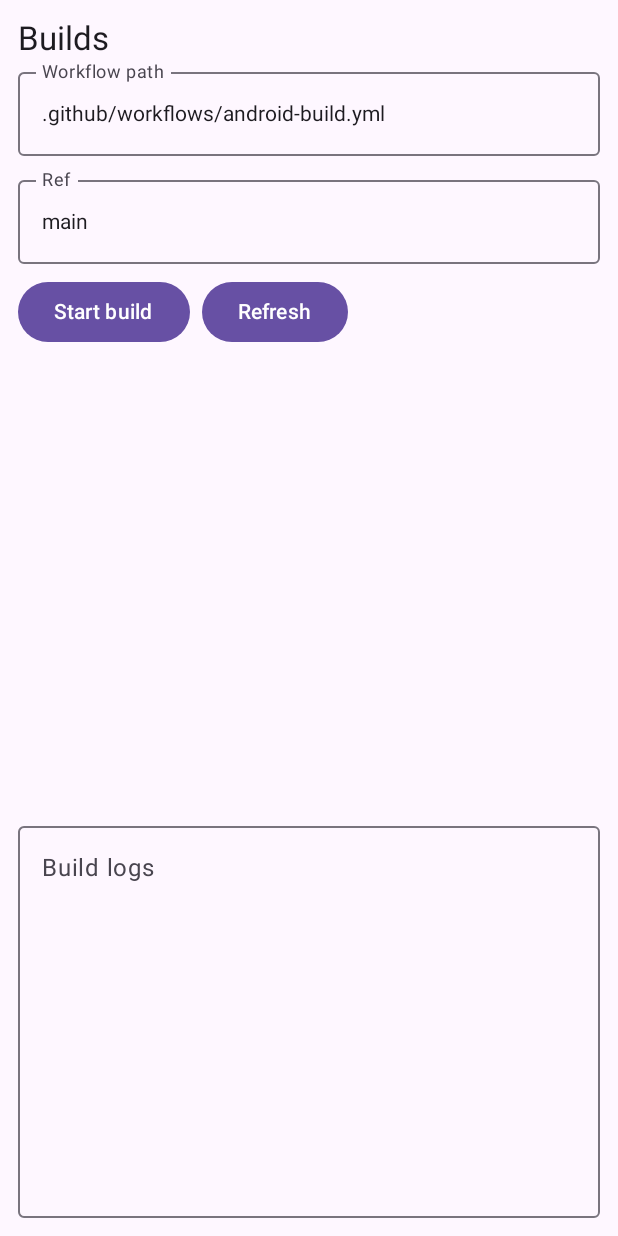
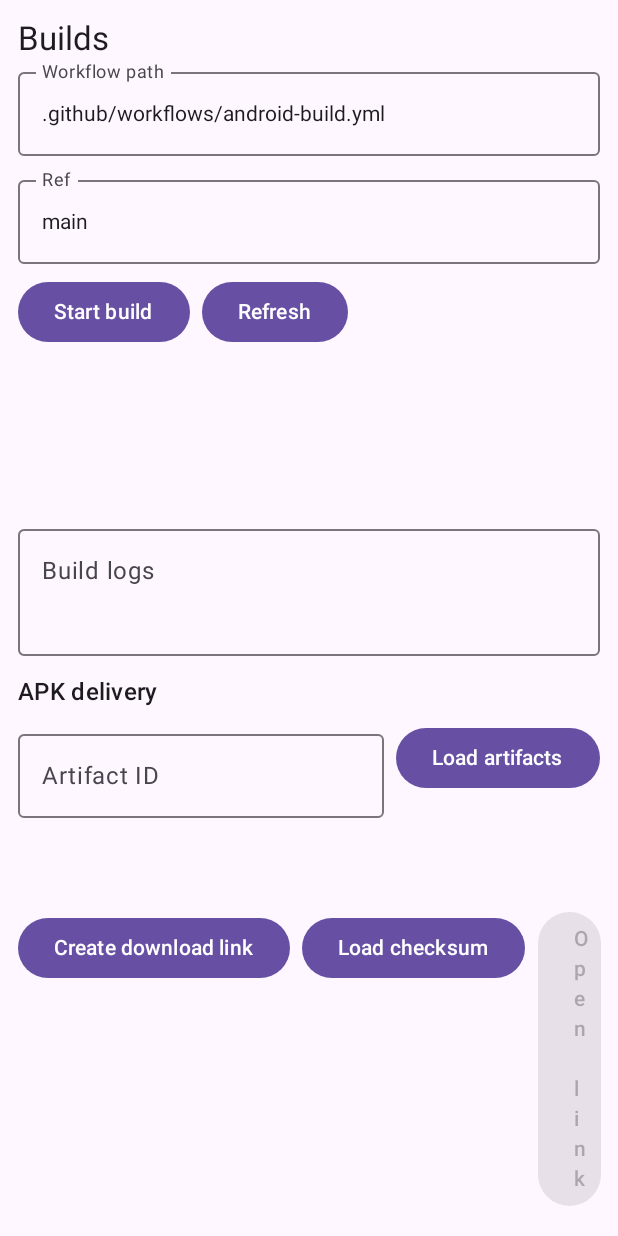
Before and after one commit to SikoroApps/Cloud-OpenCode-Builder, an Android app built with Jetpack Compose: the composable BuildsScreen shown on its own in the app's theme, on a phone screen of 412 x 824 dp. Run offline under Robolectric (Android 15) with nearby library versions, the phone set to English and light mode, and no system bars; pictures from the network do not load.

Commit message:
feat(android): connect APK delivery to Builds screen

```diff
--- a/android/app/src/main/java/com/sikorokoro44/cloudopencode/ui/CloudOpenCodeScreens.kt
+++ b/android/app/src/main/java/com/sikorokoro44/cloudopencode/ui/CloudOpenCodeScreens.kt
@@ -193,6 +193,32 @@ private fun BuildsScreen(viewModel: CloudOpenCodeViewModel, state: CloudUiState)
             }
         }
         OutlinedTextField(state.buildLogs, {}, label = { Text("Build logs") }, modifier = Modifier.fillMaxWidth().weight(0.4f), readOnly = true)
+        Text("APK delivery", style = MaterialTheme.typography.titleMedium, modifier = Modifier.padding(top = 12.dp))
+        Row(Modifier.fillMaxWidth().padding(vertical = 8.dp), horizontalArrangement = Arrangement.spacedBy(8.dp)) {
+            OutlinedTextField(state.apkArtifactIdInput, viewModel::updateApkArtifactId, label = { Text("Artifact ID") }, modifier = Modifier.weight(1f))
+            Button(onClick = { state.selectedBuildId?.let { viewModel.refreshBuildArtifacts(it) } }) { Text("Load artifacts") }
+        }
+        LazyColumn(Modifier.weight(0.2f)) {
+            items(state.buildArtifacts) { artifact ->
+                TextButton(onClick = { viewModel.selectArtifact(artifact.id) }) {
+                    Text("${artifact.id}: ${artifact.name} (${artifact.sizeInBytes} bytes)")
+                }
+            }
+        }
+        Row(Modifier.fillMaxWidth().padding(vertical = 8.dp), horizontalArrangement = Arrangement.spacedBy(8.dp)) {
+            Button(onClick = { viewModel.createApkDownloadLink() }, enabled = !state.apkDeliveryLoading) { Text("Create download link") }
+            Button(onClick = { viewModel.loadApkChecksum() }, enabled = !state.apkDeliveryLoading) { Text("Load checksum") }
+            Button(onClick = { viewModel.openApkDownload() }, enabled = state.apkDownloadUrl != null) { Text("Open link") }
+        }
+        state.apkDeliveryMessage?.let { Text(it, style = MaterialTheme.typography.bodySmall) }
+        state.apkDownloadUrl?.let { url -> Text("Download URL: $url", style = MaterialTheme.typography.bodySmall) }
+        state.apkDownloadExpiresAt?.let { expires -> Text("Link expires at: $expires", style = MaterialTheme.typography.bodySmall) }
+        state.apkChecksum?.let { checksum ->
+            Text("File: ${checksum.filename}", style = MaterialTheme.typography.bodySmall)
+            Text("Size: ${checksum.sizeInBytes} bytes", style = MaterialTheme.typography.bodySmall)
+            Text("SHA-256: ${checksum.sha256}", style = MaterialTheme.typography.bodySmall)
+        }
+        if (state.apkDeliveryLoading) CircularProgressIndicator(Modifier.padding(top = 8.dp))
     }
 }
 
```
Also changed, not shown: android/app/src/main/java/com/sikorokoro44/cloudopencode/ui/CloudOpenCodeViewModel.kt (+113 -0 lines), 3 other files.
